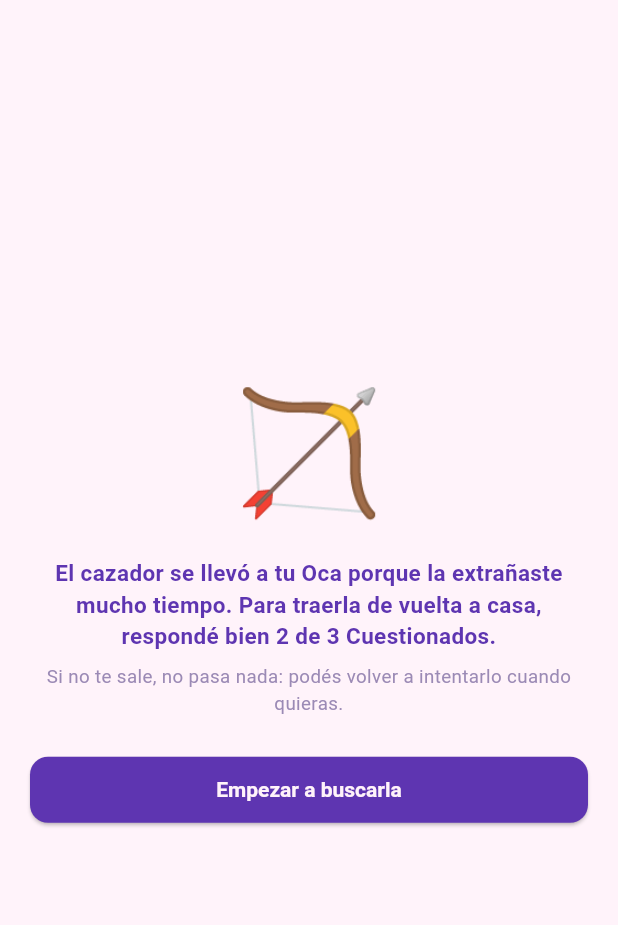
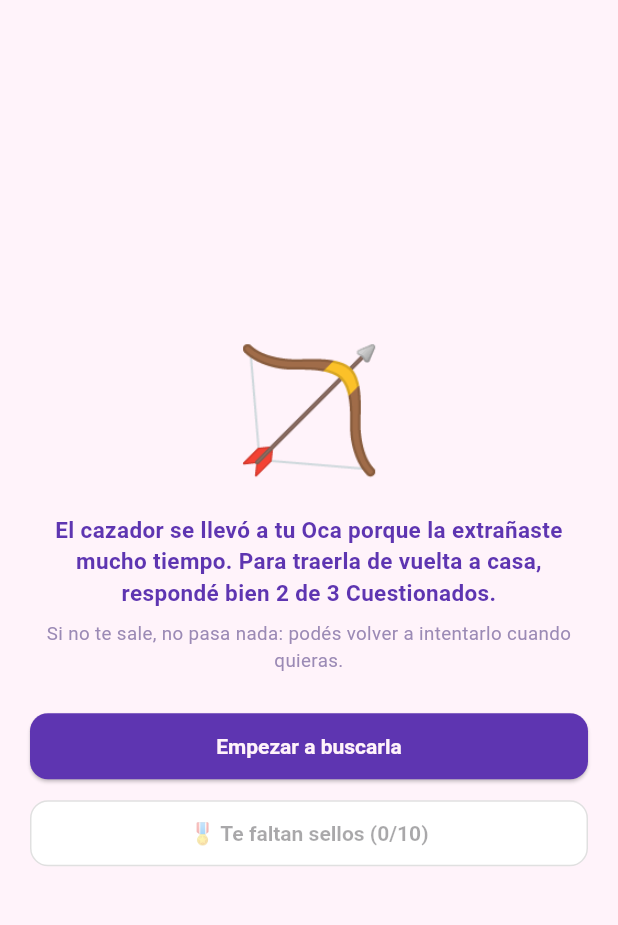
Before and after one commit to solucioneselectromedicassj-ai/La-oca-, a Flutter app: the RescateMascotaScreen screen opened directly with empty values, on a phone screen of 412 x 824 dp, the part 63-988 px from its top. Run offline on Flutter 3.47's test engine with Material 3 defaults, Android fonts, the phone set to English and light mode, and no system bars; our stand-ins replace audioplayers, share_plus, shared_preferences, supabase_flutter, video_player; missing offline and left inert: onesignal_flutter, realtime_client; accounts and stored records are empty; Roboto replaces fonts that are missing (Georgia).

Commit message:
Sumar alternativa de sellos al rescate de la mascota
Además de reintentar los Cuestionados sin límite, ahora se puede pagar
con 10 sellos para traerla de vuelta directo, sin depender de acertar
las preguntas — así nunca queda sin una salida garantizada.

Co-Authored-By: Claude Sonnet 5 <noreply@anthropic.com>
Claude-Session: https://claude.ai/code/session_01U7d7hybhiSqgGvpNcjK2N1

```diff
--- a/ocaland_flutter/lib/screens/rescate_mascota_screen.dart
+++ b/ocaland_flutter/lib/screens/rescate_mascota_screen.dart
@@ -3,15 +3,22 @@ import '../models/trivia_bank.dart';
 import '../models/usuario.dart';
 import '../services/audio_service.dart';
 import '../services/mascota_service.dart';
+import '../services/sellos_service.dart';
 import '../theme/app_colors.dart';
 import 'widgets/trivia_overlay.dart';
 
 enum _Fase { intro, jugando, exito, fracaso }
 
+/// Costo en sellos para traerla de vuelta directo, sin depender de acertar
+/// las preguntas — la garantía de que nunca queda sin salida (además de
+/// poder reintentar los Cuestionados las veces que hagan falta, gratis).
+const _costoSellosRescate = 10;
+
 /// El cazador se llevó a la Oca por descuido — para recuperarla hay que
 /// ganarle un duelo de Cuestionados (mejor de 3, banco normal según edad y
 /// país). Se puede reintentar las veces que hagan falta, sin límite: no es
-/// un castigo, es una invitación a volver a jugar.
+/// un castigo, es una invitación a volver a jugar. Y si no hay caso con las
+/// preguntas, también se puede pagar con sellos para traerla directo.
 class RescateMascotaScreen extends StatefulWidget {
   final Usuario usuario;
   final String edadBracket;
@@ -28,6 +35,29 @@ class _RescateMascotaScreenState extends State<RescateMascotaScreen> {
   int _correctas = 0;
   TriviaQuestion? _pregunta;
   final Set<String> _usadas = {};
+  int _sellos = 0;
+  EstadoMascota? _ultimoEstado;
+
+  @override
+  void initState() {
+    super.initState();
+    SellosService.obtener().then((s) {
+      if (mounted) setState(() => _sellos = s);
+    });
+  }
+
+  Future<void> _pagarConSellos() async {
+    if (_sellos < _costoSellosRescate) return;
+    final restantes = await SellosService.agregar(-_costoSellosRescate);
+    final nuevo = await MascotaService.intentarRescate(usuarioId: widget.usuario.id, gano: true);
+    if (!mounted) return;
+    AudioService.win();
+    setState(() {
+      _sellos = restantes;
+      _ultimoEstado = nuevo;
+      _fase = _Fase.exito;
+    });
+  }
 
   void _empezar() {
     setState(() {
@@ -50,8 +80,6 @@ class _RescateMascotaScreenState extends State<RescateMascotaScreen> {
     _usadas.add(pregunta.q);
     setState(() => _pregunta = pregunta);
   }
-
-  EstadoMascota? _ultimoEstado;
 
   Future<void> _responder(int idx) async {
     final acierto = idx == _pregunta!.correct;
@@ -109,6 +137,8 @@ class _RescateMascotaScreenState extends State<RescateMascotaScreen> {
             const Text('Si no te sale, no pasa nada: podés volver a intentarlo cuando quieras.', textAlign: TextAlign.center, style: TextStyle(fontSize: 12.5, color: Color(0xFF9B8AB5))),
             const SizedBox(height: 24),
             SizedBox(width: double.infinity, child: ElevatedButton(onPressed: _empezar, child: const Text('Empezar a buscarla'))),
+            const SizedBox(height: 10),
+            _botonPagarSellos(),
           ],
         );
       case _Fase.jugando:
@@ -145,9 +175,22 @@ class _RescateMascotaScreenState extends State<RescateMascotaScreen> {
             const SizedBox(height: 24),
             SizedBox(width: double.infinity, child: ElevatedButton(onPressed: _empezar, child: const Text('Intentar de nuevo'))),
             const SizedBox(height: 10),
+            _botonPagarSellos(),
+            const SizedBox(height: 10),
             SizedBox(width: double.infinity, child: OutlinedButton(onPressed: () => Navigator.of(context).pop(false), child: const Text('Volver'))),
           ],
         );
     }
   }
+
+  Widget _botonPagarSellos() {
+    final alcanza = _sellos >= _costoSellosRescate;
+    return SizedBox(
+      width: double.infinity,
+      child: OutlinedButton(
+        onPressed: alcanza ? _pagarConSellos : null,
+        child: Text(alcanza ? '🎖️ Usar $_costoSellosRescate sellos y traerla directo' : '🎖️ Te faltan sellos ($_sellos/$_costoSellosRescate)'),
+      ),
+    );
+  }
 }
```
